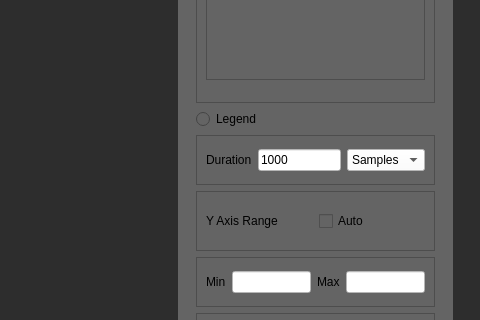
First picture: the form in TelemetryViewer/ui_main.ui, repository UBCO-Motorsports/WirelessTelemetryCapstone, before the edit; both pictures show x 776 to 1256 and y 319 to 639 of the 1256 by 896 pixel window.
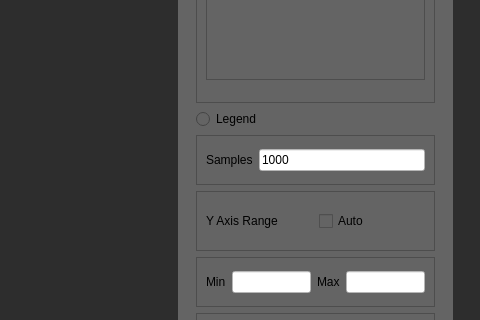
Second picture: the form after the edit. The open tabs and pages were chosen to show the change. Icons and pictures are not drawn.

Commit message: Dropped minutes and secs from samples config

Patch:
```diff
--- a/TelemetryViewer/ui_main.ui
+++ b/TelemetryViewer/ui_main.ui
@@ -1346,7 +1346,7 @@
                            <item>
                             <widget class="QLabel" name="label_12">
                              <property name="text">
-                              <string>Duration</string>
+                              <string>Samples</string>
                              </property>
                             </widget>
                            </item>
@@ -1361,28 +1361,6 @@
                              </property>
                             </widget>
                            </item>
-                           <item>
-                            <widget class="QComboBox" name="comboBox_2">
-                             <property name="styleSheet">
-                              <string notr="true">background-color: rgb(255, 255, 255);</string>
-                             </property>
-                             <item>
-                              <property name="text">
-                               <string>Samples</string>
-                              </property>
-                             </item>
-                             <item>
-                              <property name="text">
-                               <string>Seconds</string>
-                              </property>
-                             </item>
-                             <item>
-                              <property name="text">
-                               <string>Minutes</string>
-                              </property>
-                             </item>
-                            </widget>
-                           </item>
                           </layout>
                          </widget>
                         </item>
```
Left out of the diff: 8 changed lines with no effect on the pictures. The commit also changes 1 other file.
